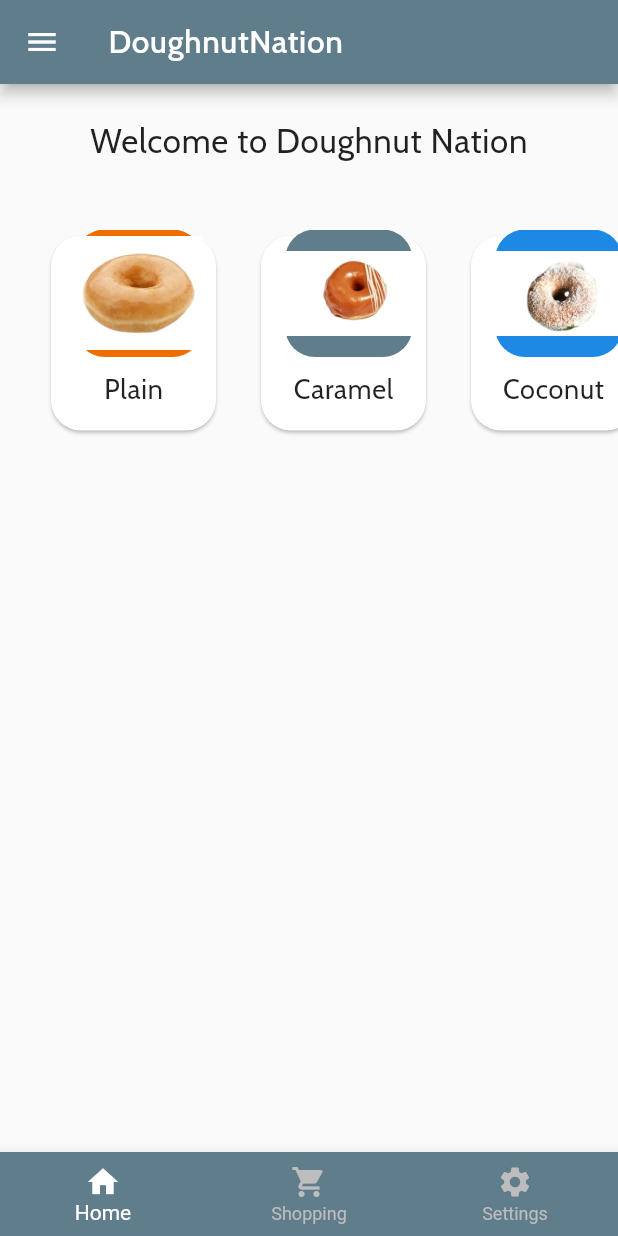
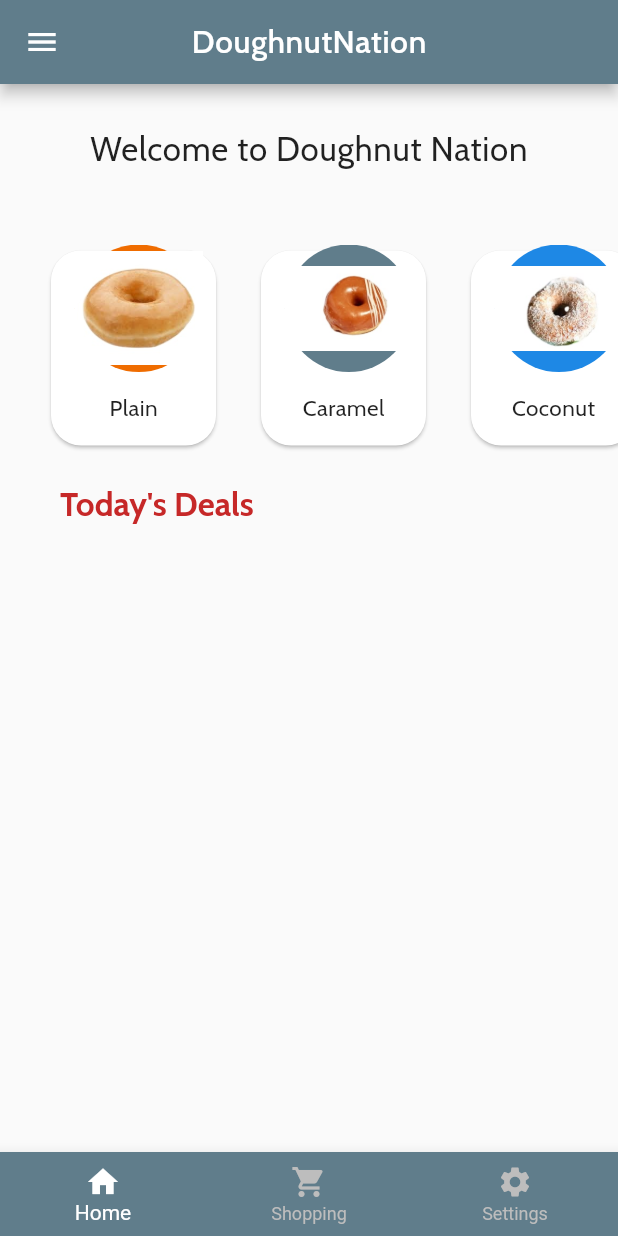
Before and after one commit to alu-rwa-prog-1/mini-project-1-iwanjo, a Flutter app: the screen it shows after launch, on a phone screen of 412 x 824 dp. Run offline on Flutter 3.47's test engine with Material 2 defaults, Android fonts, the phone set to English and light mode, and no system bars; our stand-ins replace google_fonts.

Commit message:
Using Align for today's deals section

```diff
--- a/ALU_RWA_MiniProject1_Wk3/lib/Home.dart
+++ b/ALU_RWA_MiniProject1_Wk3/lib/Home.dart
@@ -12,6 +12,7 @@ class Home extends StatelessWidget {
     return Scaffold(
       appBar: AppBar(
         backgroundColor: kBlueGreyColor,
+        centerTitle: true,
         title: Text(
           "DoughnutNation",
           style: GoogleFonts.cabin(
@@ -44,7 +45,7 @@ class Home extends StatelessWidget {
         child: Column(
           children: <Widget>[
             Padding(
-              padding: EdgeInsets.all(25),
+              padding: EdgeInsets.only(top: 30, bottom: 30),
               child: Text(
                 'Welcome to Doughnut Nation',
                 style: GoogleFonts.cabin(
@@ -57,6 +58,20 @@ class Home extends StatelessWidget {
             buildCategoryList(),
             SizedBox(
               height: 20,
+            ),
+            Align(
+              alignment: Alignment.centerLeft,
+              child: Padding(
+                padding: EdgeInsets.symmetric(horizontal: 40),
+                child: Text(
+                  "Today's Deals",
+                  style: GoogleFonts.cabin(
+                    fontSize: 22,
+                    color: kRedColor,
+                    fontWeight: FontWeight.bold,
+                  ),
+                ),
+              ),
             )
           ],
         ),
--- a/ALU_RWA_MiniProject1_Wk3/lib/views/category.dart
+++ b/ALU_RWA_MiniProject1_Wk3/lib/views/category.dart
@@ -31,7 +31,7 @@ class CategoryCard extends StatelessWidget {
                 child: Text(
                   _title,
                   style: GoogleFonts.cabin(
-                      textStyle: TextStyle(letterSpacing: .5, fontSize: 18)),
+                      textStyle: TextStyle(letterSpacing: .3, fontSize: 15)),
                 ),
               ),
             ),
@@ -43,7 +43,7 @@ class CategoryCard extends StatelessWidget {
               width: 85,
               decoration: BoxDecoration(
                 color: _bgColor,
-                borderRadius: BorderRadius.circular(20),
+                borderRadius: BorderRadius.circular(80),
               ),
               child: Image.asset(
                 _imageUrl,
--- /dev/null
+++ b/ALU_RWA_MiniProject1_Wk3/lib/views/product.dart
@@ -0,0 +1,8 @@
+import 'package:flutter/material.dart';
+
+class Product extends StatelessWidget {
+  @override
+  Widget build(BuildContext context) {
+    return Container();
+  }
+}
```
